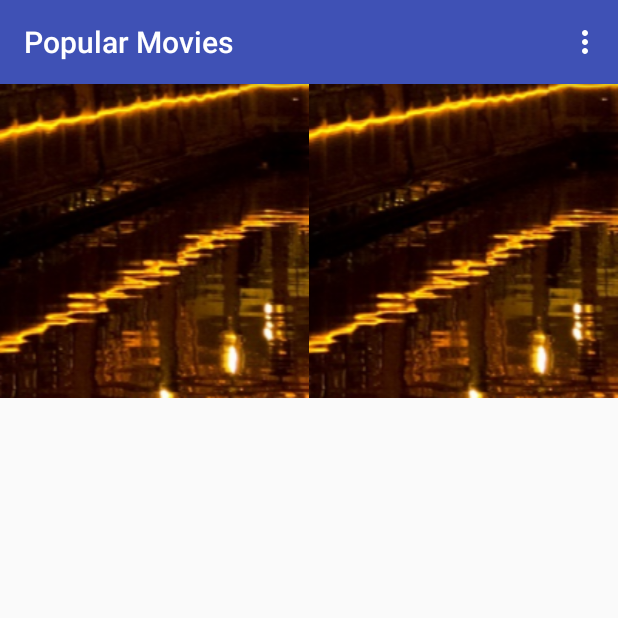
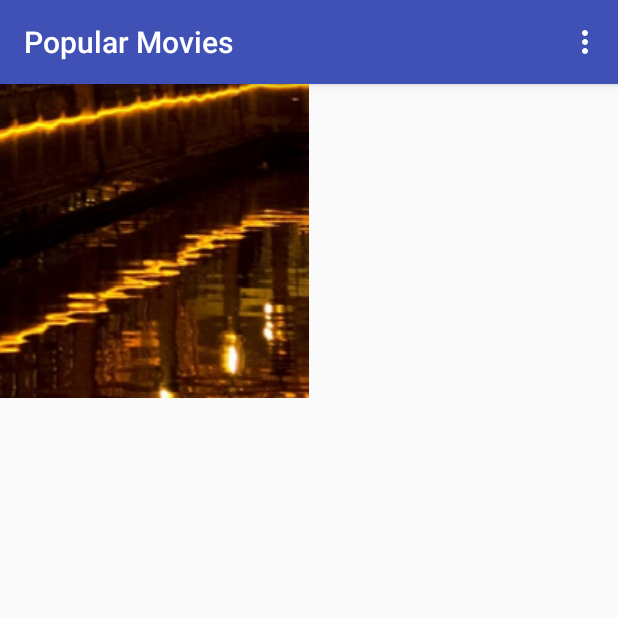
Before and after one commit to girdharrahul/PopularMovies, an Android app: the screen it shows after launch (MainActivity), on a phone screen of 412 x 824 dp, the top half of it. Run offline under Robolectric (Android 15) with nearby library versions, the phone set to English and light mode, and no system bars; our stand-ins replace Picasso; pictures from the network do not load; 8 statements that could not run were skipped.

```diff
--- a/app/src/main/AndroidManifest.xml
+++ b/app/src/main/AndroidManifest.xml
@@ -3,6 +3,7 @@
     package="com.rahul.popularmovies" >
 
     <uses-permission android:name="android.permission.INTERNET" />
+    <uses-permission android:name="android.permission.ACCESS_NETWORK_STATE" />
 
     <application
         android:allowBackup="true"
--- a/app/src/main/java/com/rahul/popularmovies/activity/DetailActivity.java
+++ b/app/src/main/java/com/rahul/popularmovies/activity/DetailActivity.java
@@ -15,7 +15,10 @@ public class DetailActivity extends AppCompatActivity {
 
         getSupportActionBar().setDisplayHomeAsUpEnabled(true);
 
-        getSupportFragmentManager().beginTransaction().add(R.id.container, new DetailActivityFragment()).commit();
+        if(savedInstanceState==null) {
+
+            getSupportFragmentManager().beginTransaction().replace(R.id.container, new DetailActivityFragment()).commit();
+        }
 
 
 
--- a/app/src/main/java/com/rahul/popularmovies/activity/MainActivity.java
+++ b/app/src/main/java/com/rahul/popularmovies/activity/MainActivity.java
@@ -3,6 +3,7 @@ package com.rahul.popularmovies.activity;
 import android.content.Intent;
 import android.os.Bundle;
 import android.support.v7.app.AppCompatActivity;
+import android.util.Log;
 import android.view.Menu;
 import android.view.MenuItem;
 
@@ -11,12 +12,22 @@ import com.rahul.popularmovies.R;
 
 public class MainActivity extends AppCompatActivity {
 
+    private static final String LOG_TAG=MainActivity.class.getSimpleName();
+
+
     @Override
     protected void onCreate(Bundle savedInstanceState) {
         super.onCreate(savedInstanceState);
         setContentView(R.layout.activity_main);
 
-        getSupportFragmentManager().beginTransaction().add(R.id.container,new MainActivityFragment()).commit();
+        Log.d(LOG_TAG, "onCreate activity");
+
+
+            if(savedInstanceState==null)
+            {
+                getSupportFragmentManager().beginTransaction().add(R.id.container, new MainActivityFragment()).commit();
+            }
+
 
 
     }
--- a/app/src/main/java/com/rahul/popularmovies/fragment/MainActivityFragment.java
+++ b/app/src/main/java/com/rahul/popularmovies/fragment/MainActivityFragment.java
@@ -1,7 +1,10 @@
 package com.rahul.popularmovies.fragment;
 
 import android.app.ProgressDialog;
+import android.content.Context;
 import android.content.SharedPreferences;
+import android.net.ConnectivityManager;
+import android.net.NetworkInfo;
 import android.net.Uri;
 import android.os.AsyncTask;
 import android.os.Bundle;
@@ -12,6 +15,7 @@ import android.view.LayoutInflater;
 import android.view.View;
 import android.view.ViewGroup;
 import android.widget.GridView;
+import android.widget.Toast;
 
 import com.rahul.popularmovies.R;
 import com.rahul.popularmovies.adapter.MoviesAdapter;
@@ -37,6 +41,7 @@ public class MainActivityFragment extends Fragment {
     GridView movies_grid;
     MoviesAdapter mMoviesAdapter;
     ProgressDialog mProgreeDialog;
+    private static final String LOG_TAG = MainActivityFragment.class.getSimpleName();
 
 
     public MainActivityFragment() {
@@ -45,13 +50,19 @@ public class MainActivityFragment extends Fragment {
 
     @Override
     public void onCreate(Bundle savedInstanceState) {
+        super.onCreate(savedInstanceState);
+
 
         mProgreeDialog = new ProgressDialog(getActivity());
         mProgreeDialog.setMessage("Loading");
-        super.onCreate(savedInstanceState);
 
+        Log.d(LOG_TAG, "onCreate Fragment");
 
-        FetchMoviesTask();
+        if (isNetworkAvailable()) {
+            FetchMoviesTask();
+        } else {
+            Toast.makeText(getActivity(), "No internet connection!", Toast.LENGTH_SHORT).show();
+        }
 
 
     }
@@ -70,7 +81,23 @@ public class MainActivityFragment extends Fragment {
     public void onStart() {
         super.onStart();
 
-        FetchMoviesTask();
+        Log.d(LOG_TAG, "onStart Fragment");
+
+        if (isNetworkAvailable()) {
+            FetchMoviesTask();
+        } else {
+            Toast.makeText(getActivity(), "No internet connection!", Toast.LENGTH_SHORT).show();
+        }
+
+
+    }
+
+    @Override
+    public void onResume() {
+        super.onResume();
+        Log.d(LOG_TAG, "onResume Fragment");
+
+
     }
 
     @Override
@@ -79,16 +106,16 @@ public class MainActivityFragment extends Fragment {
         View rootView = inflater.inflate(R.layout.fragment_main, container, false);
 
         movies_grid = (GridView) rootView.findViewById(R.id.movies_grid);
-        mMoviesAdapter=new MoviesAdapter(getActivity(),new ArrayList<Movie>());
+        mMoviesAdapter = new MoviesAdapter(getActivity(), new ArrayList<Movie>());
         movies_grid.setAdapter(mMoviesAdapter);
-
 
 
         return rootView;
     }
 
 
-    public class FetchMovies extends AsyncTask<String, Integer, ArrayList<Movie>> {
+    public class
+            FetchMovies extends AsyncTask<String, Integer, ArrayList<Movie>> {
 
         @Override
         protected void onPreExecute() {
@@ -105,7 +132,6 @@ public class MainActivityFragment extends Fragment {
         protected ArrayList<Movie> doInBackground(String... params) {
 
 
-
             HttpURLConnection urlConnection = null;
             BufferedReader reader = null;
 
@@ -120,12 +146,13 @@ public class MainActivityFragment extends Fragment {
             String sort_by = params[0];
 
             //Generate the key from moviedb.org and paste it here
-            String api_key = "XXXXXXXXXXXXXXXXXXXXXXX";
+            String api_key = "XXXXXXXXXXXXXXXXXXXXXXXXXXXXXX";
 
             Uri builtUri = Uri.parse(MOVIE_BASE_URL).buildUpon()
                     .appendQueryParameter(SORT_PARAM, sort_by)
                     .appendQueryParameter(API_KEY_PARAM, api_key)
                     .build();
+
 
             Log.d(LOG_TAG, builtUri.toString());
             String moviesJsonStr;
@@ -211,18 +238,16 @@ public class MainActivityFragment extends Fragment {
         }
 
 
-
         @Override
         protected void onPostExecute(ArrayList<Movie> moviesList) {
 
             super.onPostExecute(moviesList);
 
-
-            for(Movie movie:moviesList)
-            mMoviesAdapter.add(movie);
+            mMoviesAdapter.clear();
+            for (Movie movie : moviesList)
+                mMoviesAdapter.add(movie);
 
             mMoviesAdapter.notifyDataSetChanged();
-
 
 
             mProgreeDialog.dismiss();
@@ -233,5 +258,17 @@ public class MainActivityFragment extends Fragment {
 
     }
 
+    private boolean isNetworkAvailable() {
+        ConnectivityManager manager = (ConnectivityManager)
+                getActivity().getSystemService(Context.CONNECTIVITY_SERVICE);
+        NetworkInfo networkInfo = manager.getActiveNetworkInfo();
+        boolean isAvailable = false;
+        if (networkInfo != null && networkInfo.isConnected()) {
+            isAvailable = true;
+        }
+
+        return isAvailable;
+    }
+
 
 }
--- a/app/src/main/java/com/rahul/popularmovies/utils/MovieParser.java
+++ b/app/src/main/java/com/rahul/popularmovies/utils/MovieParser.java
@@ -15,7 +15,6 @@ import java.util.ArrayList;
  */
 public class MovieParser {
 
-    public static ArrayList<Movie> moviesArrayList;
    public static  final String LOG_TAG=MovieParser.class.getSimpleName();
 
 
@@ -23,7 +22,7 @@ public class MovieParser {
 
     {
 
-        moviesArrayList=new ArrayList<>();
+        ArrayList<Movie> moviesArrayList=new ArrayList<>();
 
         final String RESULT_LIST = "results";
         final String TITLE = "original_title";
```
